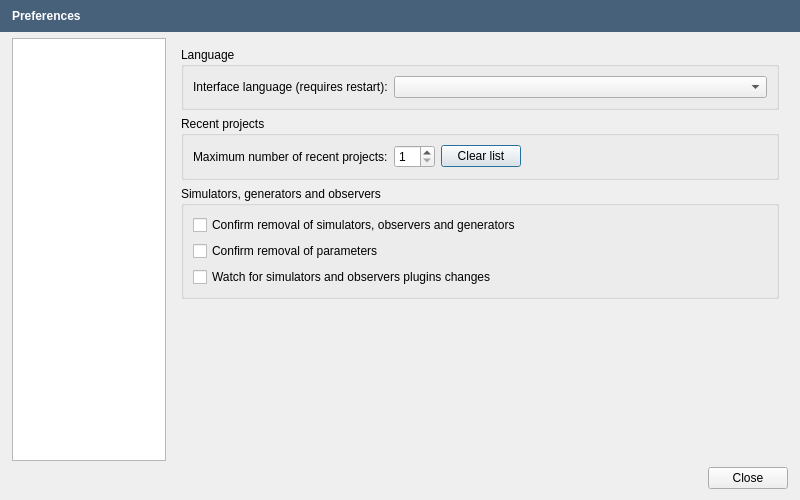
Qt form src/apps/openfluid-builder/base/PreferencesDialog.ui (OpenFLUID/openfluid) before a commit.
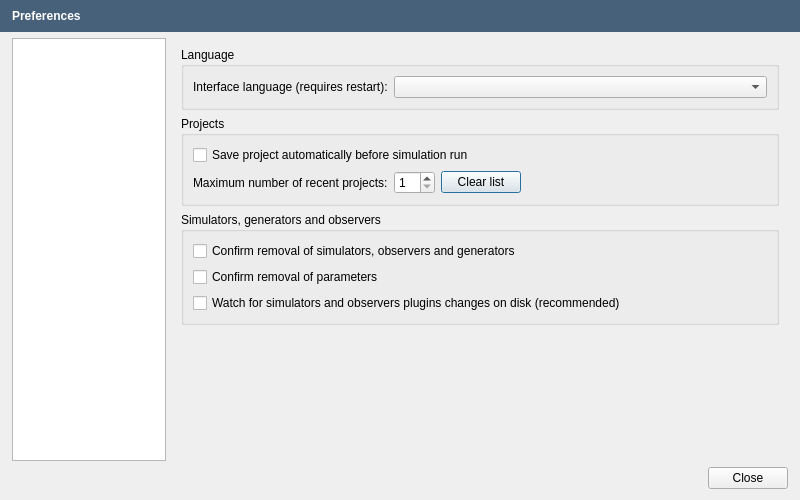
The same form after that commit.

Commit message:
Optional automatic save of projects in OpenFLUID-Builder
* Added an option to automatically save the current project
  before running simulations
* cleaned preferences dialog design
* Cleaned code

(references OpenFLUID/openfluid#246)

Patch:
```diff
--- a/src/apps/openfluid-builder/base/PreferencesDialog.ui
+++ b/src/apps/openfluid-builder/base/PreferencesDialog.ui
@@ -139,17 +139,17 @@
          <item>
           <widget class="QGroupBox" name="groupBox_2">
            <property name="title">
-            <string>Recent projects</string>
+            <string>Projects</string>
            </property>
-           <layout class="QHBoxLayout" name="horizontalLayout_6">
-            <item>
+           <layout class="QGridLayout" name="gridLayout_4">
+            <item row="1" column="0">
              <widget class="QLabel" name="label_2">
               <property name="text">
                <string>Maximum number of recent projects:</string>
               </property>
              </widget>
             </item>
-            <item>
+            <item row="1" column="1">
              <widget class="QSpinBox" name="RecentMaxSpinBox">
               <property name="minimum">
                <number>1</number>
@@ -159,25 +159,32 @@
               </property>
              </widget>
             </item>
-            <item>
+            <item row="1" column="3">
+             <spacer name="horizontalSpacer">
+              <property name="orientation">
+               <enum>Qt::Horizontal</enum>
+              </property>
+              <property name="sizeHint" stdset="0">
+               <size>
+                <width>40</width>
+                <height>20</height>
+               </size>
+              </property>
+             </spacer>
+            </item>
+            <item row="1" column="2">
              <widget class="QPushButton" name="ClearRecentsButton">
               <property name="text">
                <string>Clear list</string>
               </property>
              </widget>
             </item>
-            <item>
-             <spacer name="horizontalSpacer">
-              <property name="orientation">
-               <enum>Qt::Horizontal</enum>
+            <item row="0" column="0" colspan="4">
+             <widget class="QCheckBox" name="AutoSaveCheckBox">
+              <property name="text">
+               <string>Save project automatically before simulation run</string>
               </property>
-              <property name="sizeHint" stdset="0">
-               <size>
-                <width>40</width>
-                <height>20</height>
-               </size>
-              </property>
-             </spacer>
+             </widget>
             </item>
            </layout>
           </widget>
@@ -205,7 +212,7 @@
             <item>
              <widget class="QCheckBox" name="WatchCheckBox">
               <property name="text">
-               <string>Watch for simulators and observers plugins changes</string>
+               <string>Watch for simulators and observers plugins changes on disk (recommended)</string>
               </property>
              </widget>
             </item>
```
Left out of the diff: 2 changed lines with no effect on the pictures. The commit also changes 7 other files.
